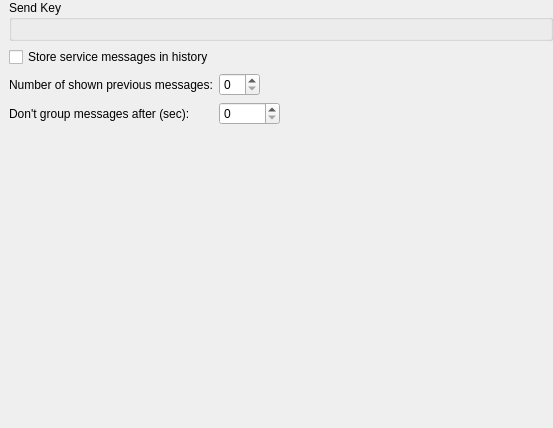
Qt form core/src/corelayers/adiumchat/chatforms/stackedchatform/settings/stackedchatbehavior.ui (euroelessar/qutim) before a commit.
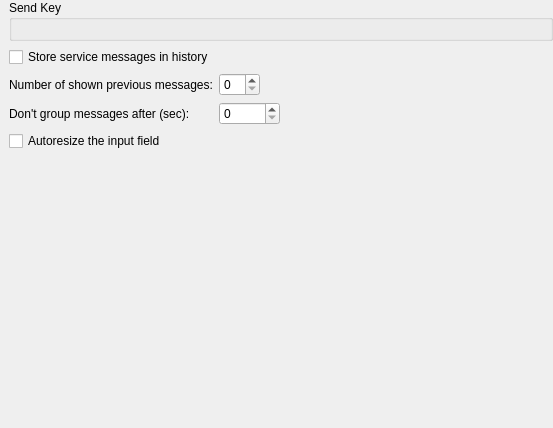
The same form after that commit.

Commit message: Input field with dynamic height.

```diff
--- a/core/src/corelayers/adiumchat/chatforms/stackedchatform/settings/stackedchatbehavior.ui
+++ b/core/src/corelayers/adiumchat/chatforms/stackedchatform/settings/stackedchatbehavior.ui
@@ -98,6 +98,13 @@
          </property>
         </widget>
        </item>
+       <item row="4" column="0">
+        <widget class="QCheckBox" name="autoresizeBox">
+         <property name="text">
+          <string>Autoresize the input field </string>
+         </property>
+        </widget>
+       </item>
       </layout>
      </widget>
     </widget>
```
The commit also changes 9 other files.
